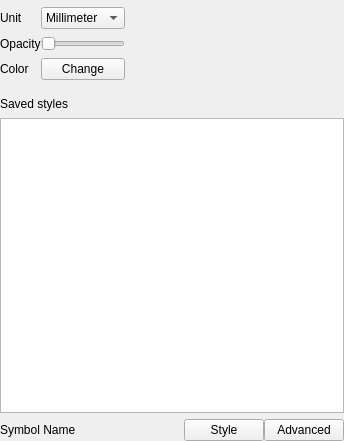
The window that src/ui/symbollayer/widget_symbolslist.ui (qgis/QGIS) describes before a commit, drawn with Qt 5.
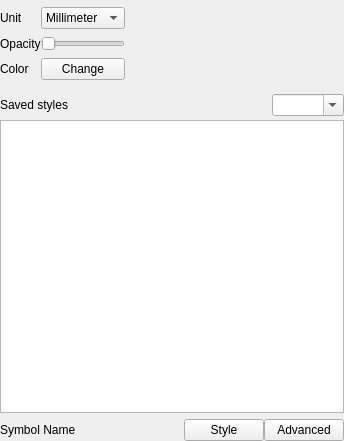
The same window after the commit. Custom widgets are drawn as their Qt base class.

Commit message: added groups support to symbolslist widget

```diff
--- a/src/ui/symbollayer/widget_symbolslist.ui
+++ b/src/ui/symbollayer/widget_symbolslist.ui
@@ -250,6 +250,13 @@
        </property>
       </spacer>
      </item>
+     <item>
+      <widget class="QComboBox" name="groupsCombo">
+       <property name="editable">
+        <bool>true</bool>
+       </property>
+      </widget>
+     </item>
     </layout>
    </item>
    <item row="2" column="0">
```
The commit also changes 2 other files.
